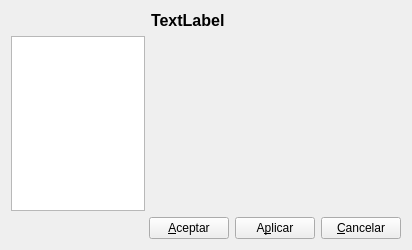
This is share/default/ui/configwidget.ui in JulianSala/Sipred as Qt 5 draws it before an edit. The edited form follows.
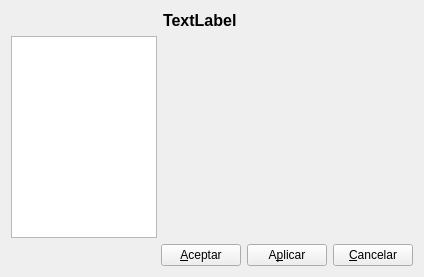
This is the edited form.

Patch:
```diff
--- a/share/default/ui/configwidget.ui
+++ b/share/default/ui/configwidget.ui
@@ -9,8 +9,8 @@
    <rect>
     <x>0</x>
     <y>0</y>
-    <width>412</width>
-    <height>250</height>
+    <width>424</width>
+    <height>277</height>
    </rect>
   </property>
   <property name="windowTitle">
```
